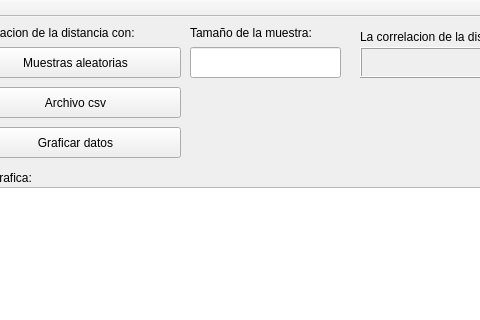
First picture: the form in src/UI.ui, repository aerubianoma/Distance-Correlation-App, before the edit; both pictures show x 100 to 580 and y 0 to 320 of the 731 by 600 pixel window.
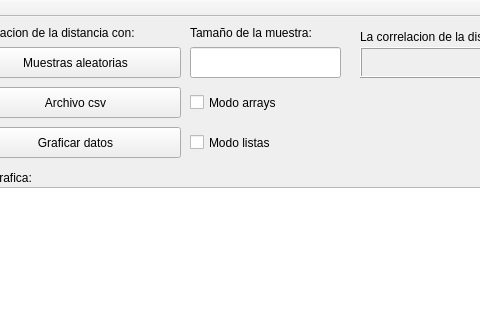
Second picture: the form after the edit.

Patch:
```diff
--- a/src/UI.ui
+++ b/src/UI.ui
@@ -151,6 +151,32 @@
      </rect>
     </property>
    </widget>
+   <widget class="QCheckBox" name="arrays">
+    <property name="geometry">
+     <rect>
+      <x>290</x>
+      <y>70</y>
+      <width>101</width>
+      <height>31</height>
+     </rect>
+    </property>
+    <property name="text">
+     <string>Modo arrays</string>
+    </property>
+   </widget>
+   <widget class="QCheckBox" name="listas">
+    <property name="geometry">
+     <rect>
+      <x>290</x>
+      <y>110</y>
+      <width>101</width>
+      <height>31</height>
+     </rect>
+    </property>
+    <property name="text">
+     <string>Modo listas</string>
+    </property>
+   </widget>
   </widget>
   <widget class="QMenuBar" name="menubar">
    <property name="geometry">
```
